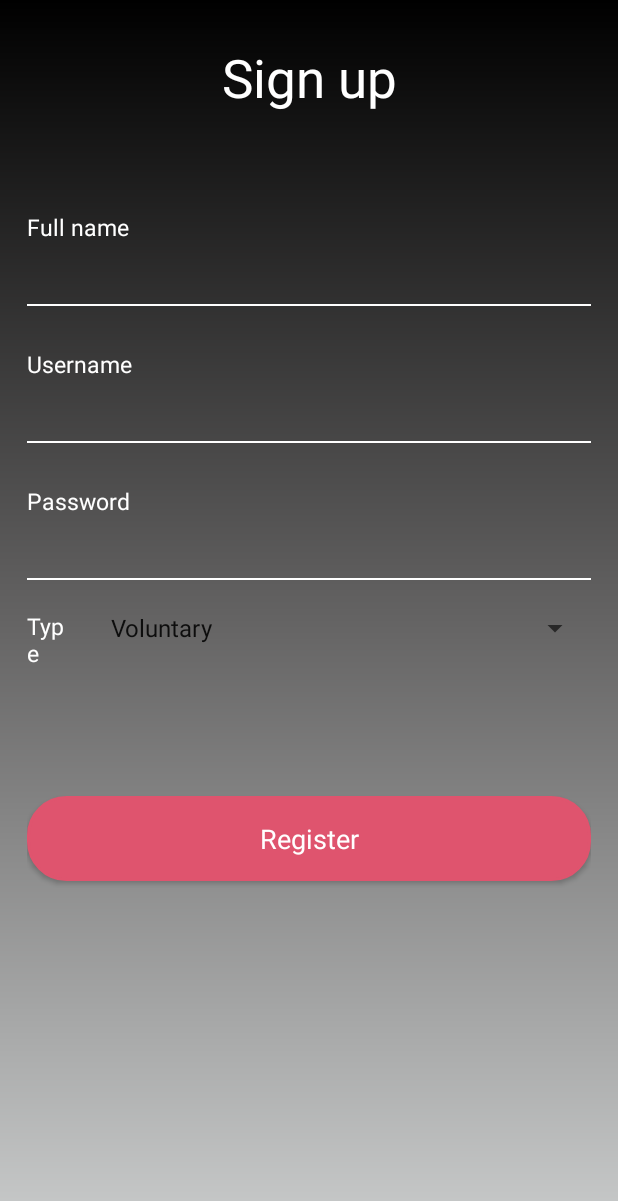
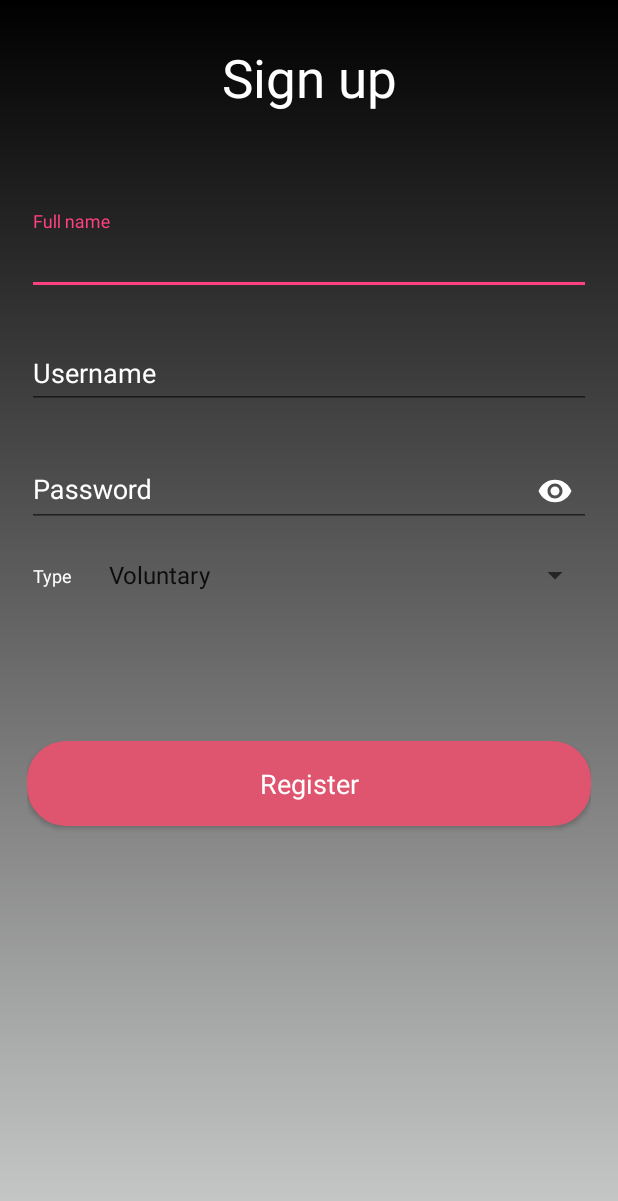
Before and after one commit to ahuangfeng/IntegrApp_Android, an Android app: the SignUp screen opened directly, with no data from a screen before it, on a phone screen of 412 x 824 dp. Shown: the top 1201 px of the screen. Run offline under Robolectric (Android 15) with nearby library versions, the phone set to English and light mode, and no system bars.

Commit message:
Changes Sign up interface + togglePassword works

```diff
--- a/app/src/main/java/com/integrapp/integrapp/LogIn.java
+++ b/app/src/main/java/com/integrapp/integrapp/LogIn.java
@@ -27,7 +27,6 @@ public class LogIn extends AppCompatActivity {
     protected void onCreate(Bundle savedInstanceState) {
         super.onCreate(savedInstanceState);
         setContentView(R.layout.activity_log_in);
-//        logInActivity = this;
         server = Server.getInstance();
         Button logInButton = findViewById(R.id.logInButton);
         TextView signUpTextView = findViewById(R.id.signUpTextView);
@@ -52,6 +51,7 @@ public class LogIn extends AppCompatActivity {
             public void onClick(View v) {
                 Intent i = new Intent(LogIn.this, SignUp.class);
                 startActivity(i);
+                finish();
             }
         });
     }
--- a/app/src/main/java/com/integrapp/integrapp/SignUp.java
+++ b/app/src/main/java/com/integrapp/integrapp/SignUp.java
@@ -4,6 +4,7 @@ import android.annotation.SuppressLint;
 import android.content.Intent;
 import android.os.AsyncTask;
 import android.os.Bundle;
+import android.support.design.widget.TextInputLayout;
 import android.support.v7.app.AppCompatActivity;
 import android.view.View;
 import android.widget.AdapterView;
@@ -25,8 +26,7 @@ public class SignUp extends AppCompatActivity {
 
 //    private Spinner spinner;
 //    private ArrayAdapter<CharSequence> adapter;
-    private LinearLayout layoutCIF;
-    private View viewCIF;
+    private TextInputLayout layoutCIF;
 //    private Button signUpButton;
 //    private EditText nameEditText;
     private EditText usernameEditText;
@@ -54,16 +54,13 @@ public class SignUp extends AppCompatActivity {
             public void onItemSelected(AdapterView<?> parent, View view, int position, long id) {
                 String elem = parent.getItemAtPosition(position).toString();
                 passFromSpinner(elem);
-                layoutCIF = findViewById(R.id.layoutCIF);
-                viewCIF = findViewById(R.id.viewCIF);
+                layoutCIF = findViewById(R.id.cifLayout);
 
                 if(Objects.equals(elem, "Association")) {
                     layoutCIF.setVisibility(View.VISIBLE);
-                    viewCIF.setVisibility(View.VISIBLE);
                 }
                 else {
                     layoutCIF.setVisibility(View.INVISIBLE);
-                    viewCIF.setVisibility(View.INVISIBLE);
                 }
             }
 
--- a/app/src/main/res/layout/activity_log_in.xml
+++ b/app/src/main/res/layout/activity_log_in.xml
@@ -37,13 +37,13 @@
             android:hint="@string/hint_username"
             android:maxLines="1"
             android:padding="8dp"
-            android:textColorHint="#fff"
-            android:textColor="#fff"/>
+            android:textColorHint="@color/whiteLetter"
+            android:textColor="@color/whiteLetter"/>
 
         <View
             android:layout_width="match_parent"
             android:layout_height="1dp"
-            android:background="#fff" />
+            android:background="@color/whiteLetter" />
 
         <EditText
             android:id="@+id/passEditText"
@@ -58,13 +58,13 @@
             android:inputType="textPassword"
             android:maxLines="1"
             android:padding="8dp"
-            android:textColorHint="#fff"
-            android:textColor="#fff"/>
+            android:textColorHint="@color/whiteLetter"
+            android:textColor="@color/whiteLetter"/>
 
         <View
             android:layout_width="match_parent"
             android:layout_height="1dp"
-            android:background="#fff" />
+            android:background="@color/whiteLetter" />
 
         <CheckBox
             android:id="@+id/checkRememberMe"
@@ -73,7 +73,7 @@
             android:layout_marginTop="8dp"
             android:padding="8dp"
             android:text="@string/checkbox_text"
-            android:textColor="#fff" />
+            android:textColor="@color/whiteLetter" />
 
         <Button
             android:id="@+id/logInButton"
@@ -86,8 +86,9 @@
             android:padding="16dp"
             android:text="@string/button_login_text"
             android:textAllCaps="false"
-            android:textColor="#000"
-            android:textSize="18sp" />
+            android:textColor="@color/colorPrimaryDark"
+            android:textSize="18sp"
+            android:focusable="true" />
 
         <TextView
             android:id="@+id/signUpTextView"
@@ -98,7 +99,8 @@
             android:clickable="true"
             android:padding="16dp"
             android:text="@string/signUp_text"
-            android:textColor="#000"/>
+            android:textColor="@color/colorPrimaryDark"
+            android:focusable="true" />
 
     </LinearLayout>
 
--- a/app/src/main/res/layout/activity_sign_up.xml
+++ b/app/src/main/res/layout/activity_sign_up.xml
@@ -21,101 +21,82 @@
             android:layout_width="match_parent"
             android:layout_height="wrap_content"
             android:text="@string/signUp_title"
-            android:textColor="#fff"
+            android:textColor="@color/whiteLetter"
             android:layout_marginTop="12dp"
             android:layout_marginBottom="65dp"
             android:textSize="35sp"
             android:background="@android:color/transparent"
             android:gravity="center"/>
 
-        <TextView
+        <android.support.design.widget.TextInputLayout
             android:layout_width="match_parent"
             android:layout_height="wrap_content"
-        android:text="@string/full_name"
-        android:textColor="#fff"
-        android:textSize="15sp"
-        android:background="@android:color/transparent"/>
+            android:hint="@string/full_name"
+            android:textColorHint="@color/whiteLetter">
 
             <EditText
                 android:id="@+id/nameEditText"
                 android:layout_width="match_parent"
                 android:layout_height="wrap_content"
-            android:background="@android:color/transparent"
                 android:inputType="text"
-            android:maxLines="1"
-            android:textColor="#fff"
-            android:padding="8dp"/>
-        <View
-            android:layout_width="match_parent"
-            android:layout_height="1dp"
-            android:background="#fff"
+                android:textColor="@color/whiteLetter"
                 android:layout_marginBottom="20dp"/>
 
-        <TextView
+        </android.support.design.widget.TextInputLayout>
+
+        <android.support.design.widget.TextInputLayout
             android:layout_width="match_parent"
             android:layout_height="wrap_content"
-            android:text="@string/username"
-            android:textColor="#fff"
-            android:textSize="15sp"
-            android:layout_marginTop="8dp"
-            android:background="@android:color/transparent"/>
+            android:hint="@string/username"
+            android:textColorHint="@color/whiteLetter">
 
             <EditText
                 android:id="@+id/usernameEditText"
                 android:layout_width="match_parent"
                 android:layout_height="wrap_content"
-            android:background="@android:color/transparent"
                 android:inputType="text"
-            android:maxLines="1"
-            android:textColor="#fff"
-            android:padding="8dp"/>
-        <View
-            android:layout_width="match_parent"
-            android:layout_height="1dp"
-            android:background="#fff"
+                android:textColor="@color/whiteLetter"
                 android:layout_marginBottom="20dp"/>
 
-        <TextView
+        </android.support.design.widget.TextInputLayout>
+
+        <android.support.design.widget.TextInputLayout
             android:layout_width="match_parent"
             android:layout_height="wrap_content"
-            android:text="@string/password"
-            android:textColor="#fff"
-            android:textSize="15sp"
-            android:layout_marginTop="8dp"
-            android:background="@android:color/transparent"/>
+            android:hint="@string/password"
+            android:textColorHint="@color/whiteLetter"
+            app:passwordToggleEnabled="true"
+            app:passwordToggleTint="@color/whiteLetter"
+            android:layout_marginBottom="20dp">
 
             <EditText
                 android:id="@+id/passwordEditText"
                 android:layout_width="match_parent"
                 android:layout_height="wrap_content"
-            android:background="@android:color/transparent"
                 android:inputType="textPassword"
-            android:maxLines="1"
-            android:textColor="#fff"
-            android:padding="8dp"/>
-        <View
-            android:layout_width="match_parent"
-            android:layout_height="1dp"
-            android:background="#fff"
-            android:layout_marginBottom="20dp"/>
+                android:textColor="@color/whiteLetter" />
+
+        </android.support.design.widget.TextInputLayout>
 
         <LinearLayout
             android:layout_width="match_parent"
             android:layout_height="wrap_content"
-            android:orientation="horizontal">
+            android:orientation="horizontal"
+            android:layout_marginBottom="20dp"
+            android:paddingStart="4dp">
 
             <android.support.constraint.ConstraintLayout
                 android:layout_width="match_parent"
-                android:layout_height="match_parent">
+                android:layout_height="wrap_content">
 
                 <TextView
                     android:id="@+id/textView5"
-                    android:layout_width="32dp"
+                    android:layout_width="wrap_content"
                     android:layout_height="wrap_content"
                     android:background="@android:color/transparent"
                     android:text="@string/type"
-                    android:textColor="#fff"
-                    android:textSize="15sp"
+                    android:textColor="@color/whiteLetter"
+                    android:textSize="12sp"
                     app:layout_constraintBottom_toBottomOf="parent"
                     app:layout_constraintStart_toStartOf="parent"
                     app:layout_constraintTop_toTopOf="parent" />
@@ -134,37 +115,23 @@
 
         </LinearLayout>
 
-        <LinearLayout
-            android:id="@+id/layoutCIF"
+        <android.support.design.widget.TextInputLayout
+            android:id="@+id/cifLayout"
             android:layout_width="match_parent"
             android:layout_height="wrap_content"
-            android:orientation="horizontal"
-            android:layout_marginTop="8dp">
-
-            <TextView
-                android:layout_width="wrap_content"
-                android:layout_height="wrap_content"
-                android:text="@string/cif"
-                android:textColor="#fff"
-                android:textSize="15sp"
-                android:background="@android:color/transparent"/>
+            android:hint="@string/cif"
+            android:textColorHint="@color/whiteLetter"
+            app:passwordToggleEnabled="true"
+            app:passwordToggleTint="@color/whiteLetter">
 
             <EditText
                 android:id="@+id/cifEditText"
                 android:layout_width="match_parent"
                 android:layout_height="wrap_content"
-                android:background="@android:color/transparent"
                 android:inputType="text"
-                android:padding="15dp"
-                android:textColor="#fff"/>
+                android:textColor="@color/whiteLetter" />
 
-        </LinearLayout>
-
-        <View
-            android:id="@+id/viewCIF"
-            android:layout_width="match_parent"
-            android:layout_height="1dp"
-            android:background="#fff"/>
+        </android.support.design.widget.TextInputLayout>
 
         <Button
             android:id="@+id/signUpButton"
@@ -177,8 +144,9 @@
             android:padding="16dp"
             android:text="@string/button_create"
             android:textAllCaps="false"
-            android:textColor="#fff"
-            android:textSize="18sp" />
+            android:textColor="@color/whiteLetter"
+            android:textSize="18sp"
+            android:focusable="true" />
 
     </LinearLayout>
 
--- a/app/src/main/res/values/colors.xml
+++ b/app/src/main/res/values/colors.xml
@@ -3,5 +3,6 @@
     <color name="colorPrimary">#3F51B5</color>
     <color name="colorPrimaryDark">#000000</color>
     <color name="colorAccent">#FF4081</color>
+    <color name="whiteLetter">#FFFFFF</color>
 
 </resources>
```
Lines whose indentation alone changed are shown as unchanged.
